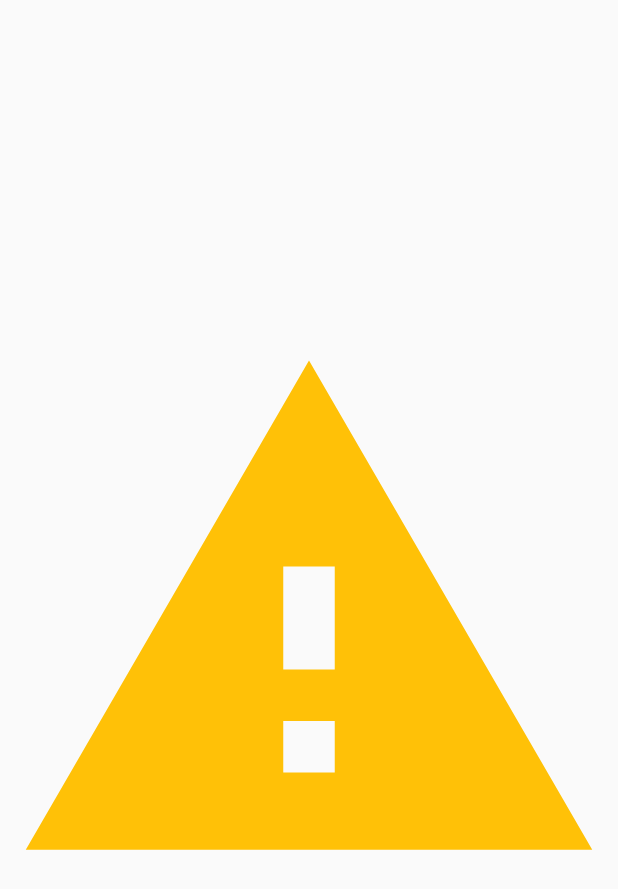
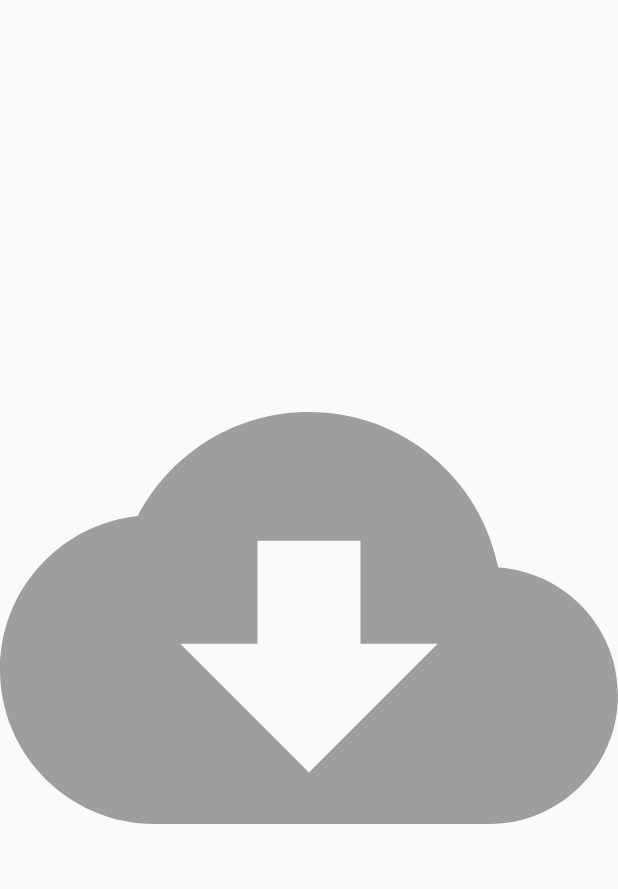
Before and after one commit to presisco/WildlifeofTianjin-Android, an Android app: the WelcomeActivity screen opened directly, with no data from a screen before it, on a phone screen of 412 x 824 dp. Shown: the top 889 px of the screen. Run offline under Robolectric (Android 15) with nearby library versions, the phone set to English and light mode, and no system bars; our stand-ins replace Volley; network calls fail; 1 statement that could not run was skipped.

```diff
--- a/app/src/main/java/com/wildlifeoftianjin/ui/activity/EditRecordActivity.kt
+++ b/app/src/main/java/com/wildlifeoftianjin/ui/activity/EditRecordActivity.kt
@@ -50,13 +50,14 @@ class EditRecordActivity : NetworkActivity(), Response.ErrorListener {
     val onResponse = {
         result: Map<String, String> ->
         var toast_content = ""
-        if (result["result"] === "1") {
+        if (result["status"] == "1") {
             toast_content = "upload succeed"
         } else {
             toast_content = "upload failed"
         }
         Toast.makeText(this, toast_content, Toast.LENGTH_SHORT).show()
         hideLoadingIndicator()
+        finish()
     }
 
     companion object {
--- a/app/src/main/java/com/wildlifeoftianjin/ui/activity/WelcomeActivity.java
+++ b/app/src/main/java/com/wildlifeoftianjin/ui/activity/WelcomeActivity.java
@@ -15,7 +15,7 @@ public class WelcomeActivity extends AppCompatActivity {
     @Override
     protected void onCreate(Bundle savedInstanceState) {
         super.onCreate(savedInstanceState);
-        setContentView(R.layout.activity_welcome_activity);
+        setContentView(R.layout.activity_welcome);
 
         new LaunchTask().executeOnExecutor(Executors.newSingleThreadExecutor());
     }
--- a/app/src/main/java/com/wildlifeoftianjin/ui/fragment/homepage/UploadRecordFragment.kt
+++ b/app/src/main/java/com/wildlifeoftianjin/ui/fragment/homepage/UploadRecordFragment.kt
@@ -61,7 +61,7 @@ class UploadRecordFragment : NetworkFragment(), Response.ErrorListener {
     val onResponse = {
         result: Map<String, String> ->
         var toast_content = ""
-        if (result["result"] === "1") {
+        if (result["status"] == "1") {
             toast_content = "upload succeed"
         } else {
             toast_content = "upload failed"
--- a/app/src/main/res/layout/activity_welcome_activity.xml
+++ b/app/src/main/res/layout/activity_welcome.xml
@@ -2,7 +2,6 @@
 <RelativeLayout xmlns:android="http://schemas.android.com/apk/res/android"
     xmlns:app="http://schemas.android.com/apk/res-auto"
     xmlns:tools="http://schemas.android.com/tools"
-    android:id="@+id/activity_welcome_activirty"
     android:layout_width="match_parent"
     android:layout_height="match_parent"
     tools:context="com.wildlifeoftianjin.ui.activity.WelcomeActivity">
@@ -13,5 +12,5 @@
         android:layout_height="match_parent"
         android:layout_centerHorizontal="true"
         android:layout_centerVertical="true"
-        app:srcCompat="@drawable/ic_warning" />
+        app:srcCompat="@drawable/ic_network_loading" />
 </RelativeLayout>
```
